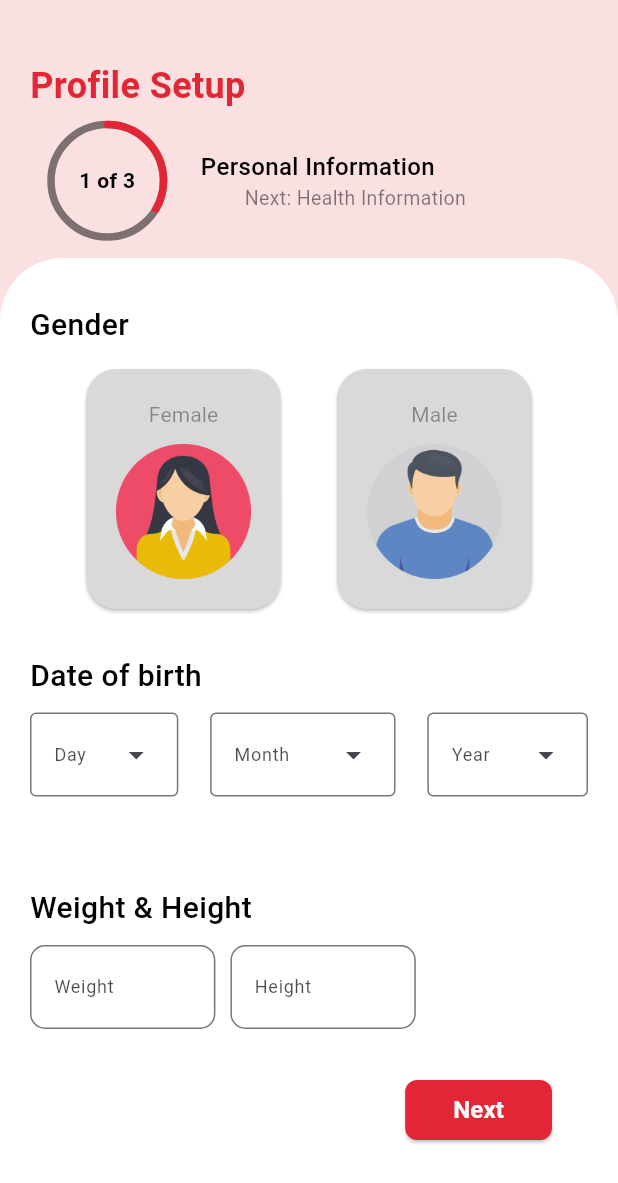
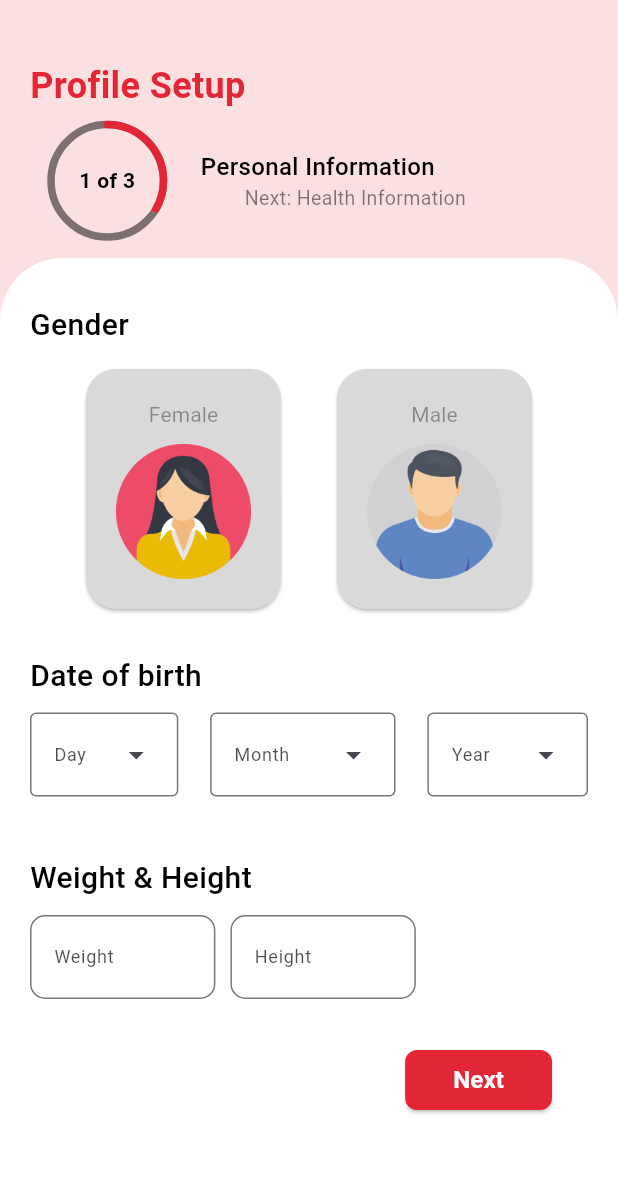
Before and after one commit to TechnoTitans-FitFat/FitFat-Flutter, a Flutter app: the PersonalInformationView screen opened directly, on a phone screen of 412 x 824 dp. Shown: the top 1183 px of the screen. Run offline on Flutter 3.47's test engine with Material 3 defaults, Android fonts, the phone set to English and light mode, and no system bars; drawn by our look-alikes of percent_indicator; our stand-ins replace device_preview, dio, equatable, flutter_bloc, flutter_svg, font_awesome_flutter and 6 more; accounts and stored records are empty; network calls fail.

Commit message:
edit spaces

```diff
--- a/lib/features/registration_details/presentation/widgets/date_of_birth_section.dart
+++ b/lib/features/registration_details/presentation/widgets/date_of_birth_section.dart
@@ -14,7 +14,7 @@ class DateOfBirthSection extends StatelessWidget {
   @override
   Widget build(BuildContext context) {
     return Padding(
-      padding: const EdgeInsets.symmetric(horizontal: 20, vertical: 30),
+      padding: const EdgeInsets.only(right: 20,left: 20,bottom: 10,top: 30),
       child: Column(
         crossAxisAlignment: CrossAxisAlignment.start,
         children: [
--- a/lib/features/registration_details/presentation/widgets/personal_information_section.dart
+++ b/lib/features/registration_details/presentation/widgets/personal_information_section.dart
@@ -15,6 +15,7 @@ class PersonalInformationSection extends StatelessWidget {
   Widget build(BuildContext context) {
     return CustomContainerProfileSetUp(
       child: Column(
+        mainAxisSize: MainAxisSize.min,
         children: [
           const SizedBox(height: 30),
           const GenderSection(),
@@ -31,6 +32,7 @@ class PersonalInformationSection extends StatelessWidget {
               ],
             ),
           )
+
         ],
       ),
     );
--- a/lib/main.dart
+++ b/lib/main.dart
@@ -7,6 +7,7 @@ import 'package:fitfat/features/main/data/main_screen_cubit/main_screen_cubit.da
 import 'package:fitfat/features/main/presentaion/views/main_screen.dart';
 import 'package:fitfat/features/meal_details/data/meal_details_cubit/meal_details_cubit.dart';
 import 'package:fitfat/features/meal_details/presentation/views/details_view.dart';
+import 'package:fitfat/features/registration_details/personal_information/presentation/views/personal_information_view.dart';
 import 'package:fitfat/features/suggestions/data/suggestions_cubit/suggestions_cubit.dart';
 import 'package:fitfat/features/registration_details/personal_information/data/personal_info_cubit/personal_info_cubit.dart';
 import 'package:fitfat/features/splash/presentation/views/splash_view.dart';
@@ -61,7 +62,7 @@ class MyApp extends StatelessWidget {
         locale: DevicePreview.locale(context),
         builder: DevicePreview.appBuilder,
         debugShowCheckedModeBanner: false,
-        home: const MainScreen(),
+        home: const PersonalInformationView(),
       ),
     );
   }
```
